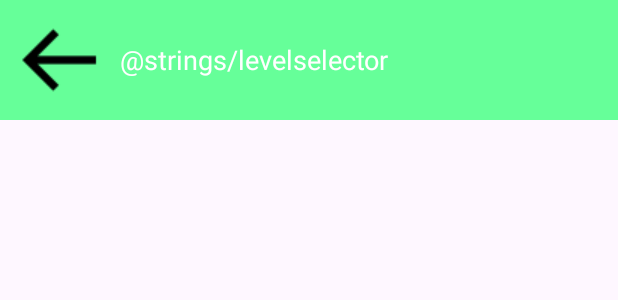
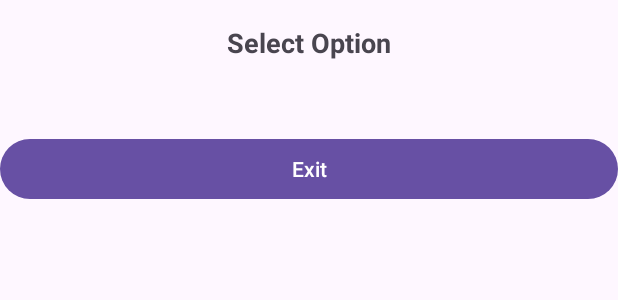
Before and after one commit to lonchinkao/Balls, an Android app: the layout dialog_grid.xml on its own in the app's theme, with its tools: preview values and no code run, on a phone screen of 412 x 824 dp. Shown: the top 300 px of the screen. Run offline under Robolectric (Android 15) with nearby library versions, the phone set to English and light mode, and no system bars.

Commit message:
Initial commit / location ran

```diff
--- a/app/src/main/res/layout/dialog_grid.xml
+++ b/app/src/main/res/layout/dialog_grid.xml
@@ -1,46 +1,31 @@
-<!-- res/layout/dialog_grid.xml -->
+<?xml version="1.0" encoding="utf-8"?>
 <LinearLayout xmlns:android="http://schemas.android.com/apk/res/android"
     android:layout_width="match_parent"
-    android:layout_height="match_parent"
+    android:layout_height="wrap_content"
     android:orientation="vertical">
 
-    <!-- Title Bar -->
-    <LinearLayout
+    <TextView
+        android:id="@+id/dialogTitle"
         android:layout_width="match_parent"
         android:layout_height="wrap_content"
-        android:orientation="horizontal"
-        android:background="@color/color10"
-        android:padding="8dp">
-
-        <!-- Left Arrow Icon -->
-        <ImageView
-            android:id="@+id/leftArrow"
-            android:layout_width="wrap_content"
-            android:layout_height="wrap_content"
-            android:src="@drawable/ic_left"
-            android:contentDescription="@string/back"
-            android:layout_gravity="center_vertical" />
-
-        <!-- Title Text -->
-        <TextView
-            android:id="@+id/diagtex"
-            android:layout_width="wrap_content"
-            android:layout_height="wrap_content"
-            android:layout_gravity="center_vertical"
-            android:layout_marginStart="8dp"
-            android:text="@strings/levelselector"
-            android:textColor="#FFFFFF"
-            android:textSize="18sp" />
-    </LinearLayout>
+        android:gravity="center"
+        android:text="Select Option"
+        android:textSize="18sp"
+        android:textStyle="bold"
+        android:padding="16dp" />
 
     <GridLayout
         android:id="@+id/gridLayout"
         android:layout_width="match_parent"
         android:layout_height="wrap_content"
-        android:columnCount="20"
-        android:rowCount="4"
-        android:layout_gravity="center"
-        android:padding="8dp">
-    </GridLayout>
+        android:rowCount="50"
+        android:columnCount="4"
+        android:padding="16dp"/>
 
+    <Button
+        android:id="@+id/exitButton"
+        android:layout_width="match_parent"
+        android:layout_height="wrap_content"
+        android:text="Exit"
+        android:onClick="onExitButtonClick" />
 </LinearLayout>
```
Also changed, not shown: app/src/main/java/com/example/balls/MainActivity.kt (+51 -6 lines), app/src/main/java/com/example/balls/TubeCollection.kt (+30 -17 lines), app/src/main/java/com/example/balls/TubeView.kt (+24 -27 lines), app/src/main/res/layout/activity_main.xml (+49 -23 lines).
